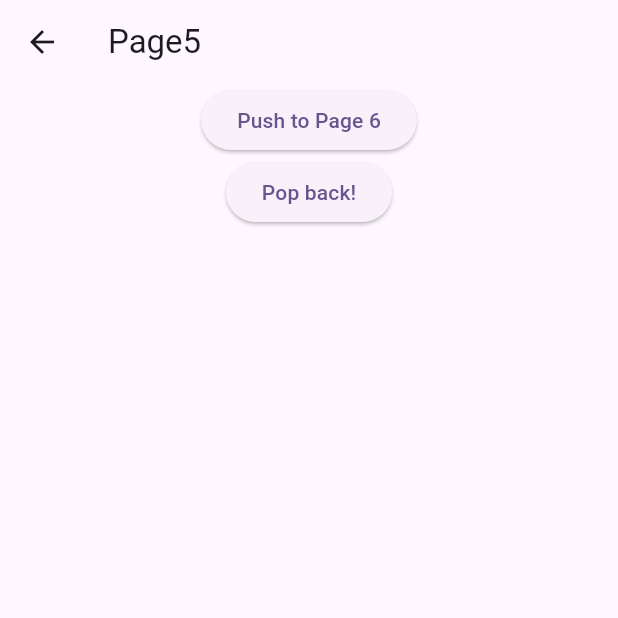
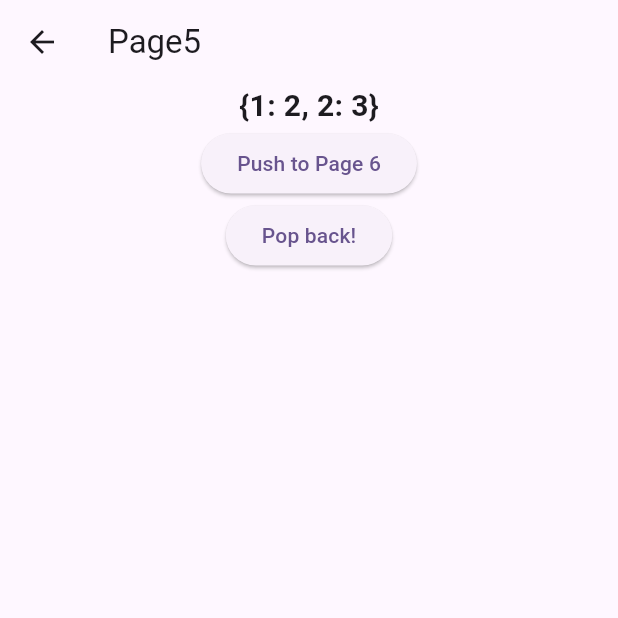
Before and after one commit to anhnt224/flutter_course_23, a Flutter app: the screen it shows after launch, after a tap on "Push to Page 5", on a phone screen of 412 x 824 dp, the top half of it. Run offline on Flutter 3.47's test engine with Material 3 defaults, Android fonts, the phone set to English and light mode, and no system bars.

Commit message:
Refactor navigation routes and add argument passing

```diff
--- a/lib/main.dart
+++ b/lib/main.dart
@@ -35,13 +35,32 @@ class MyApp extends StatelessWidget {
         colorScheme: ColorScheme.fromSeed(seedColor: Colors.deepPurple),
         useMaterial3: true,
       ),
-      routes: {
-        '/page1': (context) => const Page1(),
-        '/page2': (context) => const Page2(),
-        '/page3': (context) => const Page3(),
-        '/': (context) => const Page4(),
-        '/page5': (context) => const Page5(),
-        '/page6': (context) => const Page6(),
+      // routes: {
+      //   '/page1': (context) => const Page1(),
+      //   '/page2': (context) => const Page2(),
+      //   '/page3': (context) => const Page3(),
+      //   '/': (context) => const Page4(),
+      //   '/page5': (context) => const Page5(),
+      //   '/page6': (context) => const Page6(),
+      // },
+      initialRoute: '/',
+      onGenerateRoute: (settings) {
+        switch (settings.name) {
+          case '/':
+            return MaterialPageRoute(
+              builder: (context) => const Page4(),
+            );
+          case '/page5':
+            return MaterialPageRoute(
+              builder: (context) => Page5(
+                argument: settings.arguments.toString(),
+              ),
+            );
+          case '/page6':
+            return MaterialPageRoute(builder: (context) => const Page6());
+          default:
+        }
+        return null;
       },
     );
   }
--- a/lib/modules/lession_5/navigator_named.dart
+++ b/lib/modules/lession_5/navigator_named.dart
@@ -12,7 +12,10 @@ class Page4 extends StatelessWidget {
       body: Center(
         child: ElevatedButton(
           onPressed: () {
-            Navigator.pushNamed(context, '/page5');
+            Navigator.pushNamed(context, '/page5', arguments: {"1": 2, "2": 3})
+                .then((value) {
+              print(value);
+            });
           },
           child: const Text('Push to Page 5'),
         ),
@@ -22,7 +25,9 @@ class Page4 extends StatelessWidget {
 }
 
 class Page5 extends StatelessWidget {
-  const Page5({super.key});
+  const Page5({super.key, required this.argument});
+
+  final String argument;
 
   @override
   Widget build(BuildContext context) {
@@ -33,6 +38,10 @@ class Page5 extends StatelessWidget {
       body: Center(
         child: Column(
           children: [
+            Text(
+              argument,
+              style: const TextStyle(fontSize: 20, fontWeight: FontWeight.bold),
+            ),
             ElevatedButton(
               onPressed: () {
                 Navigator.pushNamed(context, '/page6');
@@ -41,7 +50,7 @@ class Page5 extends StatelessWidget {
             ),
             ElevatedButton(
               onPressed: () {
-                Navigator.pop(context);
+                Navigator.pop(context, true);
               },
               child: const Text('Pop back!'),
             ),
```
